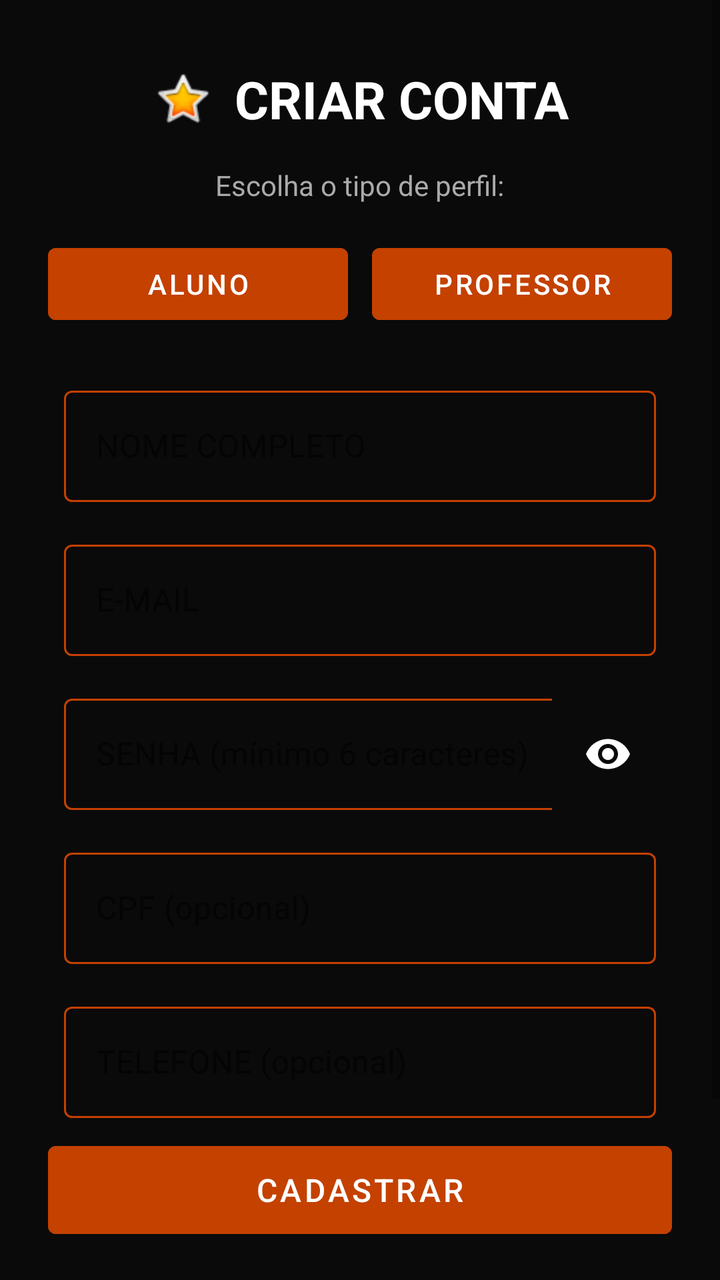
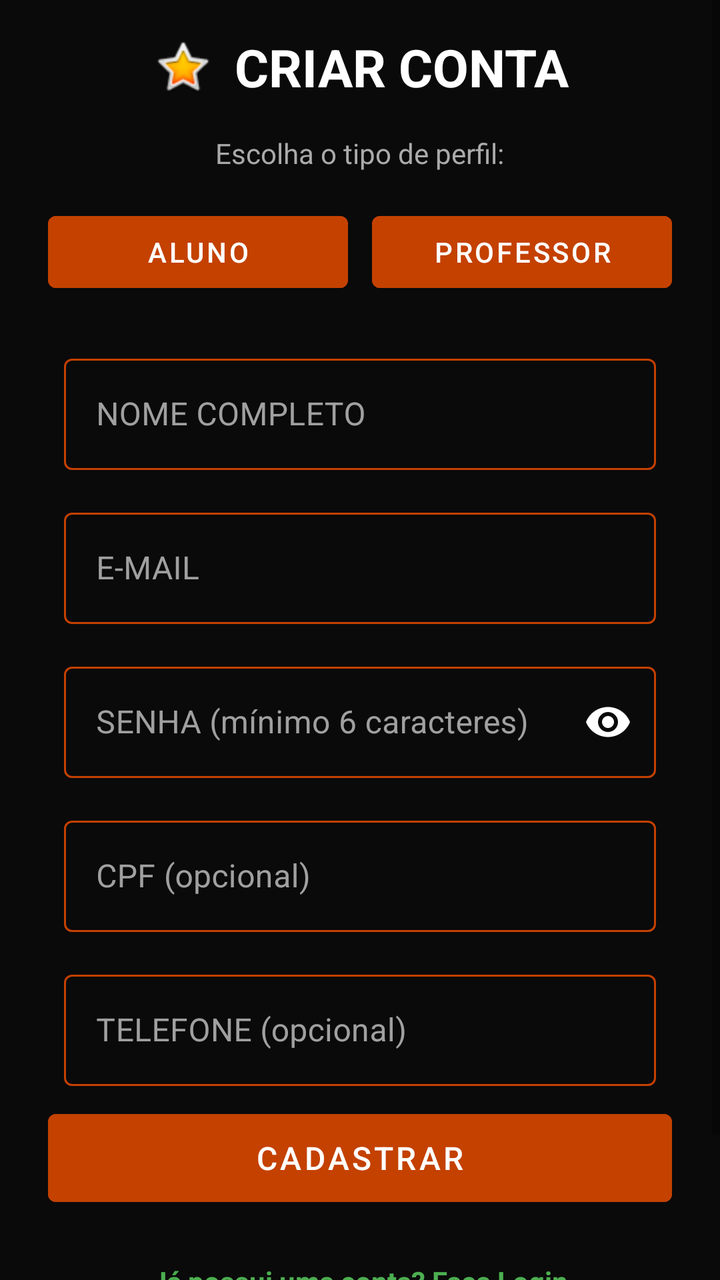

Compare the two renders of this Android layout. The source of the first and the diff that turns it into the second are given below.
<!-- AndroidManifest.xml: application theme Theme.TreinaMais -->
<!-- res/layout/cadastro.xml -->
<?xml version="1.0" encoding="utf-8"?>
<androidx.constraintlayout.widget.ConstraintLayout xmlns:android="http://schemas.android.com/apk/res/android"
    xmlns:app="http://schemas.android.com/apk/res-auto"
    xmlns:tools="http://schemas.android.com/tools"
    android:id="@+id/constraintLout_Cadastro"
    android:layout_width="match_parent"
    android:layout_height="match_parent"
    android:outlineProvider="none">

    <ScrollView
        android:layout_width="match_parent"
        android:layout_height="match_parent"
        android:fillViewport="true"
        app:layout_constraintBottom_toBottomOf="parent"
        app:layout_constraintEnd_toEndOf="parent"
        app:layout_constraintStart_toStartOf="parent"
        app:layout_constraintTop_toTopOf="parent">

        <LinearLayout
            android:layout_width="match_parent"
            android:layout_height="wrap_content"
            android:gravity="center_horizontal"
            android:orientation="vertical"
            android:paddingStart="24dp"
            android:paddingTop="32dp"
            android:paddingEnd="24dp"
            android:paddingBottom="32dp">

            <TextView
                android:id="@+id/textView7"
                android:layout_width="wrap_content"
                android:layout_height="wrap_content"
                android:layout_marginBottom="16dp"
                android:drawablePadding="10dp"
                android:text="CRIAR CONTA"
                android:textColor="@color/white"
                android:textSize="26sp"
                android:textStyle="bold"
                app:drawableStartCompat="@android:drawable/btn_star_big_on"
                tools:ignore="HardcodedText" />

            <TextView
                android:layout_width="wrap_content"
                android:layout_height="wrap_content"
                android:layout_marginBottom="16dp"
                android:text="Escolha o tipo de perfil:"
                android:textColor="#AAAAAA"
                android:textSize="14sp"
                tools:ignore="HardcodedText" />

            <LinearLayout
                android:layout_width="match_parent"
                android:layout_height="wrap_content"
                android:layout_marginBottom="16dp"
                android:orientation="horizontal">

                <Button
                    android:id="@+id/btnTipoAluno"
                    style="@style/Theme.TreinaMais.Botao1"
                    android:layout_width="0dp"
                    android:layout_height="wrap_content"
                    android:layout_marginEnd="6dp"
                    android:layout_weight="1"
                    android:text="ALUNO"
                    tools:ignore="HardcodedText" />

                <Button
                    android:id="@+id/btnTipoProfessor"
                    style="@style/Theme.TreinaMais.Botao1"
                    android:layout_width="0dp"
                    android:layout_height="wrap_content"
                    android:layout_marginStart="6dp"
                    android:layout_weight="1"
                    android:text="PROFESSOR"
                    tools:ignore="HardcodedText" />
            </LinearLayout>

            
            <com.google.android.material.textfield.TextInputLayout
                android:id="@+id/nomeInputLayout"
                style="@style/tilStyle"
                android:layout_width="match_parent"
                android:layout_height="wrap_content"
                android:layout_marginBottom="10dp"
                android:hint="NOME COMPLETO"
                app:boxBackgroundMode="outline">

                <com.google.android.material.textfield.TextInputEditText
                    android:id="@+id/editNome"
                    android:layout_width="match_parent"
                    android:layout_height="wrap_content"
                    android:inputType="textPersonName"
                    android:textColor="@color/white"
                    android:textSize="16sp" />
            </com.google.android.material.textfield.TextInputLayout>

            
            <com.google.android.material.textfield.TextInputLayout
                android:id="@+id/emailInputLayout"
                style="@style/tilStyle"
                android:layout_width="match_parent"
                android:layout_height="wrap_content"
                android:layout_marginBottom="10dp"
                android:hint="E-MAIL"
                app:boxBackgroundMode="outline">

                <com.google.android.material.textfield.TextInputEditText
                    android:id="@+id/editEmail"
                    android:layout_width="match_parent"
                    android:layout_height="wrap_content"
                    android:inputType="textEmailAddress"
                    android:textColor="@color/white"
                    android:textSize="16sp" />
            </com.google.android.material.textfield.TextInputLayout>

            
            <com.google.android.material.textfield.TextInputLayout
                android:id="@+id/senhaInputLayout"
                style="@style/tilStyle"
                android:layout_width="match_parent"
                android:layout_height="wrap_content"
                android:layout_marginBottom="10dp"
                android:hint="SENHA (mínimo 6 caracteres)"
                app:boxBackgroundMode="outline"
                app:passwordToggleEnabled="true"
                app:passwordToggleTint="@color/white">

                <com.google.android.material.textfield.TextInputEditText
                    android:id="@+id/editSenha"
                    android:layout_width="match_parent"
                    android:layout_height="wrap_content"
                    android:inputType="textPassword"
                    android:textColor="@color/white"
                    android:textSize="16sp" />
            </com.google.android.material.textfield.TextInputLayout>

            
            <com.google.android.material.textfield.TextInputLayout
                android:id="@+id/crefInputLayout"
                style="@style/tilStyle"
                android:layout_width="match_parent"
                android:layout_height="wrap_content"
                android:layout_marginBottom="10dp"
                android:hint="CREF (ex: 123456-G/GO)"
                android:visibility="gone"
                app:boxBackgroundMode="outline">

                <com.google.android.material.textfield.TextInputEditText
                    android:id="@+id/editCref"
                    android:layout_width="match_parent"
                    android:layout_height="wrap_content"
                    android:inputType="textCapCharacters"
                    android:textColor="@color/white"
                    android:textSize="16sp" />
            </com.google.android.material.textfield.TextInputLayout>

            
            <com.google.android.material.textfield.TextInputLayout
                android:id="@+id/cpfInputLayout"
                style="@style/tilStyle"
                android:layout_width="match_parent"
                android:layout_height="wrap_content"
                android:layout_marginBottom="10dp"
                android:hint="CPF (opcional)"
                app:boxBackgroundMode="outline">

                <com.google.android.material.textfield.TextInputEditText
                    android:id="@+id/editCpf"
                    android:layout_width="match_parent"
                    android:layout_height="wrap_content"
                    android:inputType="number"
                    android:textColor="@color/white"
                    android:textSize="16sp" />
            </com.google.android.material.textfield.TextInputLayout>

            
            <com.google.android.material.textfield.TextInputLayout
                android:id="@+id/telefoneInputLayout"
                style="@style/tilStyle"
                android:layout_width="match_parent"
                android:layout_height="wrap_content"
                android:layout_marginBottom="16dp"
                android:hint="TELEFONE (opcional)"
                app:boxBackgroundMode="outline">

                <com.google.android.material.textfield.TextInputEditText
                    android:id="@+id/editTelefone"
                    android:layout_width="match_parent"
                    android:layout_height="wrap_content"
                    android:inputType="phone"
                    android:textColor="@color/white"
                    android:textSize="16sp" />
            </com.google.android.material.textfield.TextInputLayout>

            <ProgressBar
                android:id="@+id/progressBarCadastro"
                android:layout_width="wrap_content"
                android:layout_height="wrap_content"
                android:layout_marginBottom="12dp"
                android:visibility="gone" />

            <Button
                android:id="@+id/btnCadastrar"
                style="@style/Theme.TreinaMais.Botao1"
                android:layout_width="match_parent"
                android:layout_height="56dp"
                android:layout_marginBottom="16dp"
                android:gravity="center"
                android:text="CADASTRAR"
                android:textSize="16sp"
                tools:ignore="HardcodedText" />

            <TextView
                android:id="@+id/tvVoltarLogin"
                android:layout_width="wrap_content"
                android:layout_height="wrap_content"
                android:layout_marginBottom="12dp"
                android:padding="8dp"
                android:text="Já possui uma conta? Faça Login"
                android:textColor="#388E3C"
                android:textSize="14sp"
                android:textStyle="bold"
                tools:ignore="HardcodedText" />

            <TextView
                android:id="@+id/termosDeUso"
                android:layout_width="match_parent"
                android:layout_height="wrap_content"
                android:text="Ao cadastrar, você concorda com os Termos de Uso do TreinaMais."
                android:textAlignment="center"
                android:textColor="#888888"
                android:textSize="11sp"
                tools:ignore="HardcodedText" />

        </LinearLayout>
    </ScrollView>
</androidx.constraintlayout.widget.ConstraintLayout>
<!-- resources referenced by this layout -->
<resources>
  <color name="white">#FFFFFFFF</color>
  <style name="Theme.TreinaMais.Botao1" parent="Widget.MaterialComponents.Button">
          <item name="cornerRadius">@dimen/CadastroCanto</item>
          <item name="android:backgroundTint">@color/Botao_MEscuro</item>
      </style>
  <style name="tilStyle" parent="Widget.MaterialComponents.TextInputLayout.OutlinedBox">
          <item name="boxCornerRadiusTopStart">@dimen/CadastroCanto</item>
          <item name="boxCornerRadiusTopEnd">@dimen/CadastroCanto</item>
          <item name="boxCornerRadiusBottomStart">@dimen/CadastroCanto</item>
          <item name="boxCornerRadiusBottomEnd">@dimen/CadastroCanto</item>
          <item name="android:layout_margin">@dimen/Margem1</item>
          <item name="boxStrokeColor">@color/outline_color</item>
      </style>
  <style name="Theme.TreinaMais" parent="Theme.MaterialComponents.DayNight.NoActionBar">
          
          <item name="android:statusBarColor">@color/black</item>
          <item name="android:windowBackground">@color/Fundo_MEscuro</item>
          <item name="android:colorBackground">@color/Fundo_MEscuro</item>
          <item name="android:background">@color/Fundo_MEscuro</item>
          <item name="textInputOutlinedStyle">@style/tilStyle</item>
      </style>
  <dimen name="CadastroCanto">4dp</dimen>
  <color name="Botao_MEscuro">#C44100</color>
  <dimen name="Margem1">8dp</dimen>
  <color name="black">#FF000000</color>
  <color name="Fundo_MEscuro">#0A0A0A</color>
</resources>

<!-- the commit's change to res/layout/cadastro.xml (unified diff, before → after) -->
@@ -5,6 +5,7 @@
     android:id="@+id/constraintLout_Cadastro"
     android:layout_width="match_parent"
     android:layout_height="match_parent"
+    android:fitsSystemWindows="true"
     android:outlineProvider="none">
 
     <ScrollView
@@ -22,9 +23,9 @@
             android:gravity="center_horizontal"
             android:orientation="vertical"
             android:paddingStart="24dp"
-            android:paddingTop="32dp"
+            android:paddingTop="16dp"
             android:paddingEnd="24dp"
-            android:paddingBottom="32dp">
+            android:paddingBottom="24dp">
 
             <TextView
                 android:id="@+id/textView7"
@@ -75,7 +76,6 @@
                     tools:ignore="HardcodedText" />
             </LinearLayout>
 
-            
             <com.google.android.material.textfield.TextInputLayout
                 android:id="@+id/nomeInputLayout"
                 style="@style/tilStyle"
@@ -91,10 +91,10 @@
                     android:layout_height="wrap_content"
                     android:inputType="textPersonName"
                     android:textColor="@color/white"
-                    android:textSize="16sp" />
-            </com.google.android.material.textfield.TextInputLayout>
-
-            
+                    android:textColorHint="#8E8E93"
+                    android:textSize="16sp" />
+            </com.google.android.material.textfield.TextInputLayout>
+
             <com.google.android.material.textfield.TextInputLayout
                 android:id="@+id/emailInputLayout"
                 style="@style/tilStyle"
@@ -110,10 +110,10 @@
                     android:layout_height="wrap_content"
                     android:inputType="textEmailAddress"
                     android:textColor="@color/white"
-                    android:textSize="16sp" />
-            </com.google.android.material.textfield.TextInputLayout>
-
-            
+                    android:textColorHint="#8E8E93"
+                    android:textSize="16sp" />
+            </com.google.android.material.textfield.TextInputLayout>
+
             <com.google.android.material.textfield.TextInputLayout
                 android:id="@+id/senhaInputLayout"
                 style="@style/tilStyle"
@@ -131,10 +131,10 @@
                     android:layout_height="wrap_content"
                     android:inputType="textPassword"
                     android:textColor="@color/white"
-                    android:textSize="16sp" />
-            </com.google.android.material.textfield.TextInputLayout>
-
-            
+                    android:textColorHint="#8E8E93"
+                    android:textSize="16sp" />
+            </com.google.android.material.textfield.TextInputLayout>
+
             <com.google.android.material.textfield.TextInputLayout
                 android:id="@+id/crefInputLayout"
                 style="@style/tilStyle"
@@ -151,10 +151,10 @@
                     android:layout_height="wrap_content"
                     android:inputType="textCapCharacters"
                     android:textColor="@color/white"
-                    android:textSize="16sp" />
-            </com.google.android.material.textfield.TextInputLayout>
-
-            
+                    android:textColorHint="#8E8E93"
+                    android:textSize="16sp" />
+            </com.google.android.material.textfield.TextInputLayout>
+
             <com.google.android.material.textfield.TextInputLayout
                 android:id="@+id/cpfInputLayout"
                 style="@style/tilStyle"
@@ -170,10 +170,10 @@
                     android:layout_height="wrap_content"
                     android:inputType="number"
                     android:textColor="@color/white"
-                    android:textSize="16sp" />
-            </com.google.android.material.textfield.TextInputLayout>
-
-            
+                    android:textColorHint="#8E8E93"
+                    android:textSize="16sp" />
+            </com.google.android.material.textfield.TextInputLayout>
+
             <com.google.android.material.textfield.TextInputLayout
                 android:id="@+id/telefoneInputLayout"
                 style="@style/tilStyle"
@@ -189,6 +189,7 @@
                     android:layout_height="wrap_content"
                     android:inputType="phone"
                     android:textColor="@color/white"
+                    android:textColorHint="#8E8E93"
                     android:textSize="16sp" />
             </com.google.android.material.textfield.TextInputLayout>
 
@@ -217,7 +218,7 @@
                 android:layout_marginBottom="12dp"
                 android:padding="8dp"
                 android:text="Já possui uma conta? Faça Login"
-                android:textColor="#388E3C"
+                android:textColor="#4CAF50"
                 android:textSize="14sp"
                 android:textStyle="bold"
                 tools:ignore="HardcodedText" />
<!-- resource entries referenced after the edit -->
@@ -12,18 +12,19 @@
           <item name="boxCornerRadiusBottomEnd">@dimen/CadastroCanto</item>
           <item name="android:layout_margin">@dimen/Margem1</item>
           <item name="boxStrokeColor">@color/outline_color</item>
+          <item name="android:textColorHint">#A0A0A0</item>
+          <item name="hintTextColor">@color/Focused</item>
       </style>
   <style name="Theme.TreinaMais" parent="Theme.MaterialComponents.DayNight.NoActionBar">
-          
           <item name="android:statusBarColor">@color/black</item>
           <item name="android:windowBackground">@color/Fundo_MEscuro</item>
           <item name="android:colorBackground">@color/Fundo_MEscuro</item>
-          <item name="android:background">@color/Fundo_MEscuro</item>
           <item name="textInputOutlinedStyle">@style/tilStyle</item>
       </style>
   <dimen name="CadastroCanto">4dp</dimen>
   <color name="Botao_MEscuro">#C44100</color>
   <dimen name="Margem1">8dp</dimen>
+  <color name="Focused">#FF4A1A</color>
   <color name="black">#FF000000</color>
   <color name="Fundo_MEscuro">#0A0A0A</color>
 </resources>
